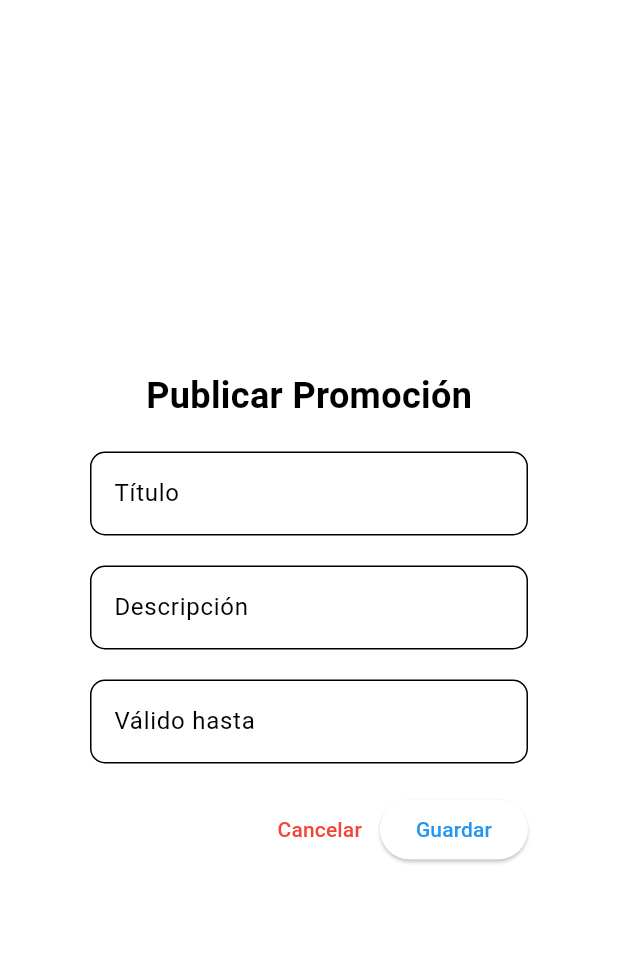
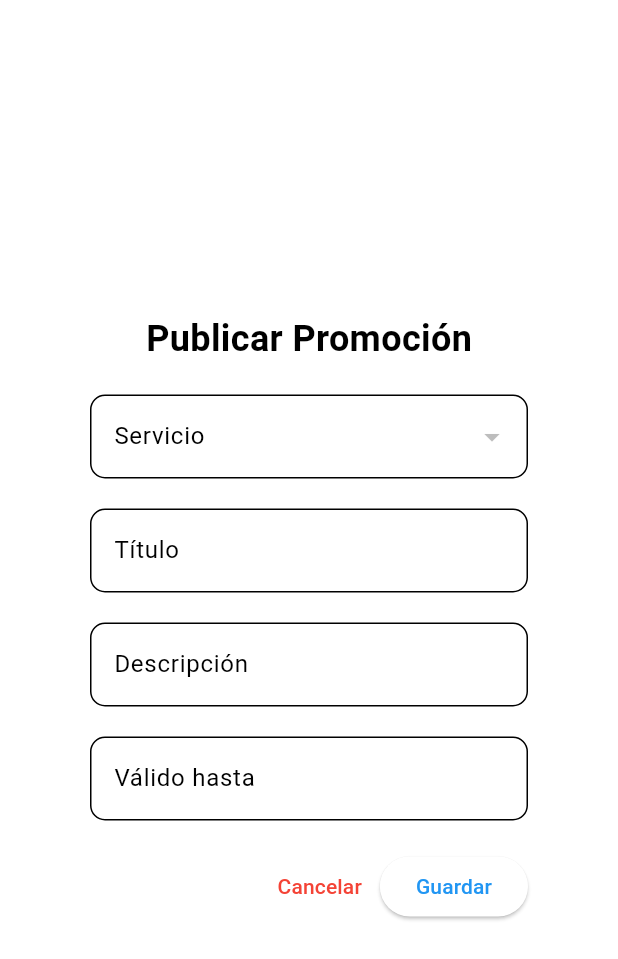
Before and after one commit to soysomon/Pathi_app, a Flutter app: the PromotionsDialog widget shown alone on an empty page, opened directly, on a phone screen of 412 x 824 dp. Shown: the top 959 px of the screen. Run offline on Flutter 3.47's test engine with Material 3 defaults, Android fonts, the phone set to English and light mode, and no system bars; our stand-ins replace cached_network_image, carousel_slider, flutter_dotenv, flutter_svg, font_awesome_flutter, google_fonts and 4 more; missing offline and left inert: flutter_braintree; accounts and stored records are empty; network calls fail; statements that could not run were skipped; project files that could hold a hidden picture were left out.

Commit message:
Implement promotion publishing functionality with service selection; add loading state and error handling for API requests

```diff
--- a/frontend/app_turistica_front/lib/screens/profile/components/publish_promotion.dart
+++ b/frontend/app_turistica_front/lib/screens/profile/components/publish_promotion.dart
@@ -1,4 +1,8 @@
+import 'dart:convert';
 import 'package:flutter/material.dart';
+import 'package:http/http.dart' as http;
+import 'package:shared_preferences/shared_preferences.dart';
+import 'package:flutter_dotenv/flutter_dotenv.dart';
 
 class PromotionsDialog extends StatefulWidget {
   @override
@@ -7,9 +11,100 @@ class PromotionsDialog extends StatefulWidget {
 
 class _PromotionsDialogState extends State<PromotionsDialog> {
   final _formKey = GlobalKey<FormState>();
-  String title = '';
-  String description = '';
+  final _titleController = TextEditingController();
+  final _descriptionController = TextEditingController();
   DateTime? validUntil;
+  String? selectedService;
+  String? selectedServiceName;
+  List<dynamic> services = [];
+  bool isLoading = false;
+
+  @override
+  void initState() {
+    super.initState();
+    fetchServices();
+  }
+
+  Future<void> fetchServices() async {
+    SharedPreferences prefs = await SharedPreferences.getInstance();
+    final token = prefs.getString('jwt_token');
+    if (token == null) {
+      ScaffoldMessenger.of(context).showSnackBar(
+        SnackBar(content: Text('Token no disponible, inicia sesión nuevamente')),
+      );
+      return;
+    }
+
+    final response = await http.get(
+      Uri.parse('${dotenv.env['API_BASE_URL']}/mis_servicios'),
+      headers: {
+        'Authorization': 'Bearer $token',
+      },
+    );
+
+    if (response.statusCode == 200) {
+      setState(() {
+        services = json.decode(response.body);
+      });
+    } else {
+      ScaffoldMessenger.of(context).showSnackBar(
+        SnackBar(content: Text('Error al obtener los servicios')),
+      );
+    }
+  }
+
+  Future<void> _publishPromotion() async {
+    SharedPreferences prefs = await SharedPreferences.getInstance();
+    final token = prefs.getString('jwt_token');
+    if (token == null) {
+      ScaffoldMessenger.of(context).showSnackBar(
+        SnackBar(content: Text('Token no disponible, inicia sesión nuevamente')),
+      );
+      return;
+    }
+
+    setState(() {
+      isLoading = true;
+    });
+
+    try {
+      final uri = Uri.parse('${dotenv.env['API_BASE_URL']}/promociones');
+      final response = await http.post(
+        uri,
+        headers: {
+          'Authorization': 'Bearer $token',
+          'Content-Type': 'application/json',
+        },
+        body: json.encode({
+          'servicio_id': selectedService,
+          'nombre_servicio': selectedServiceName,
+          'fecha': validUntil?.toIso8601String(),
+          'estado': 'activo',
+          'detalles': _descriptionController.text,
+        }),
+      );
+
+      if (response.statusCode == 201) {
+        ScaffoldMessenger.of(context).showSnackBar(
+          SnackBar(content: Text('Promoción registrada correctamente')),
+        );
+        Navigator.of(context).pop();
+      } else {
+        ScaffoldMessenger.of(context).showSnackBar(
+          SnackBar(content: Text('Error al registrar la promoción')),
+        );
+      }
+    } catch (e) {
+      print('Error: $e');
+      ScaffoldMessenger.of(context).showSnackBar(
+        SnackBar(content: Text('Error de conexión al servidor')),
+      );
+    } finally {
+      setState(() {
+        isLoading = false;
+      });
+    }
+  }
 
   @override
   Widget build(BuildContext context) {
@@ -17,6 +112,7 @@ class _PromotionsDialogState extends State<PromotionsDialog> {
       shape: RoundedRectangleBorder(
         borderRadius: BorderRadius.circular(20),
       ),
+      child: SingleChildScrollView(
         child: Container(
           width: MediaQuery.of(context).size.width - 20,
           padding: EdgeInsets.all(20),
@@ -31,13 +127,44 @@ class _PromotionsDialogState extends State<PromotionsDialog> {
                 ),
               ),
               SizedBox(height: 20),
-            SingleChildScrollView(
-              child: Form(
+              Form(
                 key: _formKey,
                 child: Column(
                   crossAxisAlignment: CrossAxisAlignment.start,
                   children: <Widget>[
+                    DropdownButtonFormField<String>(
+                      decoration: InputDecoration(
+                        labelText: 'Servicio',
+                        border: OutlineInputBorder(
+                          borderRadius: BorderRadius.circular(10),
+                        ),
+                      ),
+                      items: services.map<DropdownMenuItem<String>>((service) {
+                        return DropdownMenuItem<String>(
+                          value: service['id'].toString(),
+                          child: Text(service['nombre']),
+                          onTap: () {
+                            setState(() {
+                              selectedServiceName = service['nombre'];
+                            });
+                          },
+                        );
+                      }).toList(),
+                      onChanged: (value) {
+                        setState(() {
+                          selectedService = value;
+                        });
+                      },
+                      validator: (value) {
+                        if (value == null) {
+                          return 'Por favor selecciona un servicio';
+                        }
+                        return null;
+                      },
+                    ),
+                    SizedBox(height: 20),
                     TextFormField(
+                      controller: _titleController,
                       decoration: InputDecoration(
                         labelText: 'Título',
                         border: OutlineInputBorder(
@@ -45,11 +172,12 @@ class _PromotionsDialogState extends State<PromotionsDialog> {
                         ),
                       ),
                       onSaved: (value) {
-                        title = value ?? '';
+                        // No es necesario guardar el valor aquí porque ya lo estamos guardando en el controlador
                       },
                     ),
                     SizedBox(height: 20),
                     TextFormField(
+                      controller: _descriptionController,
                       decoration: InputDecoration(
                         labelText: 'Descripción',
                         border: OutlineInputBorder(
@@ -57,7 +185,7 @@ class _PromotionsDialogState extends State<PromotionsDialog> {
                         ),
                       ),
                       onSaved: (value) {
-                        description = value ?? '';
+                        // No es necesario guardar el valor aquí porque ya lo estamos guardando en el controlador
                       },
                     ),
                     SizedBox(height: 20),
@@ -97,8 +225,10 @@ class _PromotionsDialogState extends State<PromotionsDialog> {
                   ],
                 ),
               ),
-            ),
               SizedBox(height: 20),
+              if (isLoading)
+                CircularProgressIndicator()
+              else
                 Row(
                   mainAxisAlignment: MainAxisAlignment.end,
                   children: <Widget>[
@@ -116,8 +246,7 @@ class _PromotionsDialogState extends State<PromotionsDialog> {
                       onPressed: () {
                         if (_formKey.currentState!.validate()) {
                           _formKey.currentState!.save();
-                      // Aquí puedes manejar el guardado de los datos
-                      Navigator.of(context).pop();
+                          _publishPromotion();
                         }
                       },
                     ),
@@ -126,6 +255,7 @@ class _PromotionsDialogState extends State<PromotionsDialog> {
             ],
           ),
         ),
+      ),
     );
   }
 }
```
Lines whose indentation alone changed are shown as unchanged.
